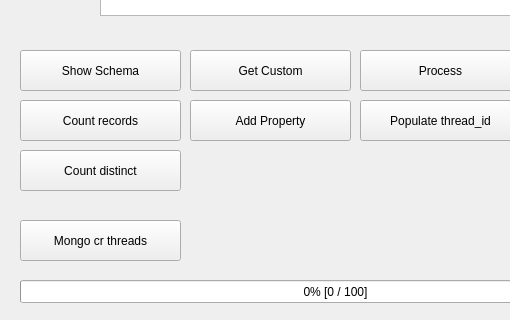
weaviate-git-bot/qteaviatif, file src/ui/main_window.ui: the form before one commit; both pictures show x 0 to 510 and y 390 to 710 of the 670 by 710 pixel window.
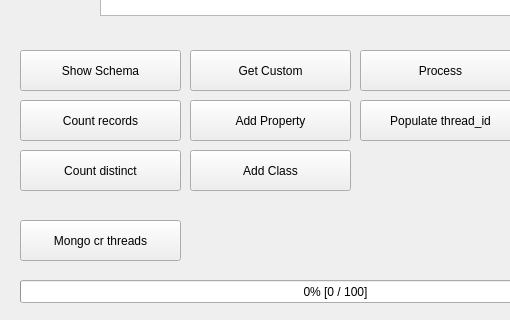
The form after the commit. Icons and pictures are not drawn.

Commit message: create class

```diff
--- a/src/ui/main_window.ui
+++ b/src/ui/main_window.ui
@@ -342,6 +342,19 @@
     <string>Mongo cr threads</string>
    </property>
   </widget>
+  <widget class="QPushButton" name="pushButton_schema_add_class">
+   <property name="geometry">
+    <rect>
+     <x>190</x>
+     <y>540</y>
+     <width>161</width>
+     <height>41</height>
+    </rect>
+   </property>
+   <property name="text">
+    <string>Add Class</string>
+   </property>
+  </widget>
  </widget>
  <resources/>
  <connections/>
```
The commit also changes 3 other files.
